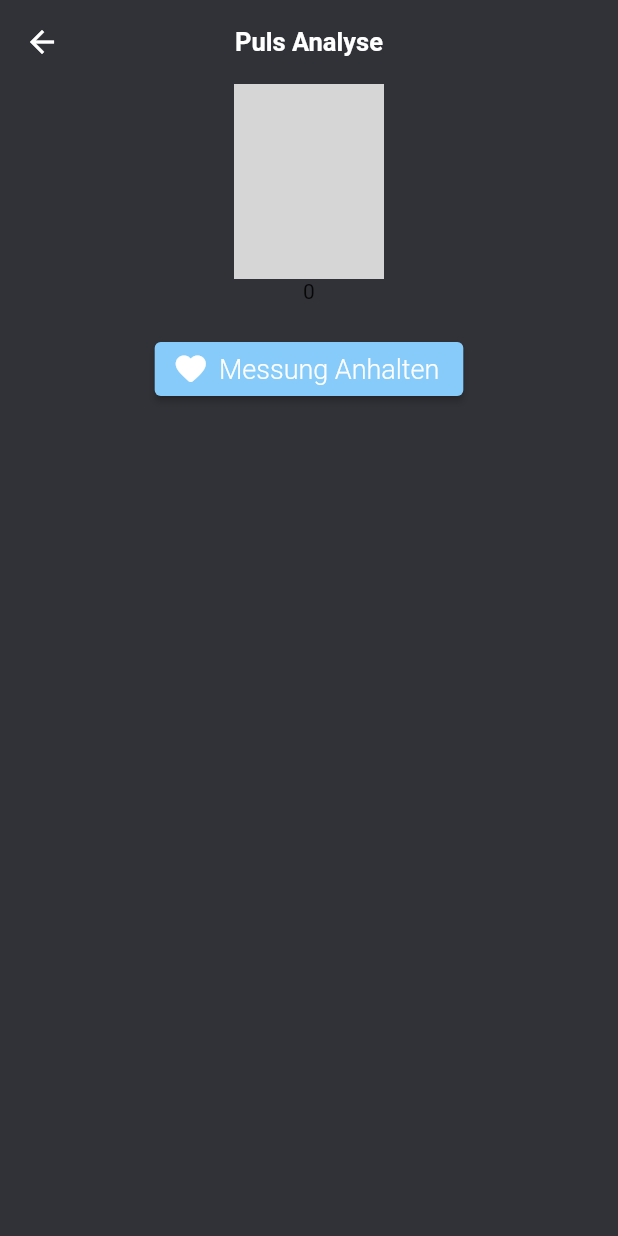
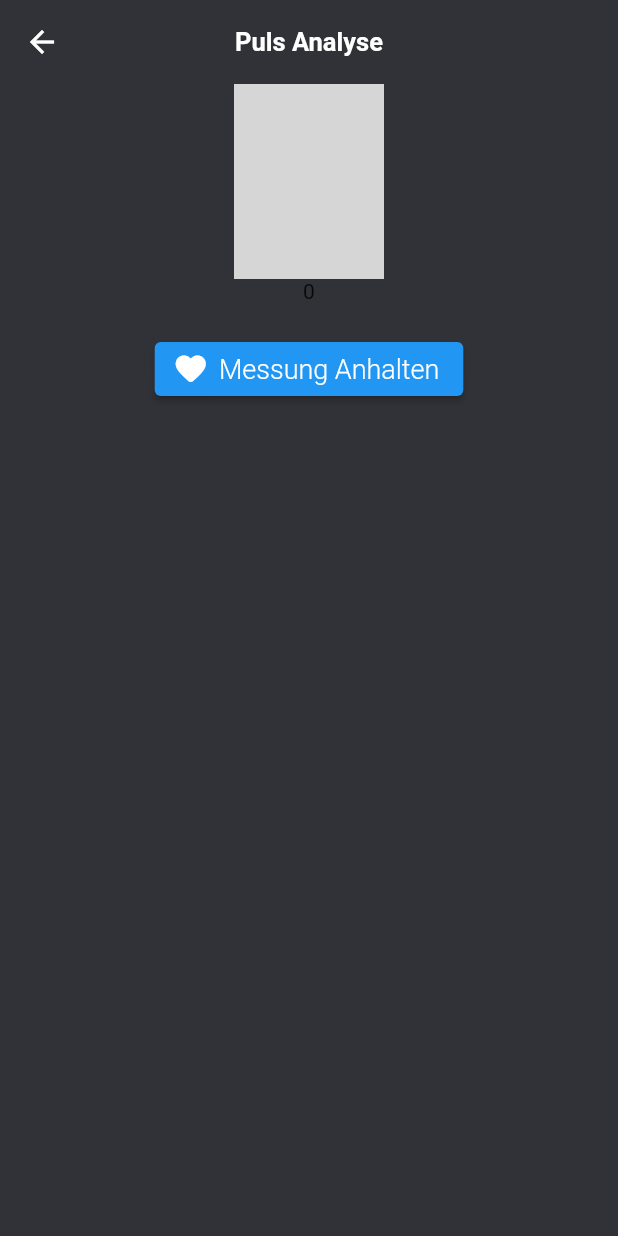
Before and after one commit to stenkjan/covidapp, a Flutter app: the Puls_Analyse screen opened directly with empty values, after a tap on "Puls Pro Minute", on a phone screen of 412 x 824 dp. Run offline on Flutter 3.47's test engine with Material 2 defaults, Android fonts, the phone set to English and light mode, and no system bars; our stand-ins replace audioplayers, camera, carousel_slider, charts_flutter, cloud_firestore, expandable and 12 more; missing offline and left inert: draw_graph; accounts and stored records are empty; network calls fail; Roboto replaces fonts that are missing (Sans); grey boxes are pictures that could not be loaded.

Commit message:
Bpm Button design

```diff
--- a/lib/Mozido/puls_analyse.dart
+++ b/lib/Mozido/puls_analyse.dart
@@ -29,7 +29,7 @@ class Puls_AnalyseState extends State<Puls_Analyse> {
 
   @override
   initState() {
-    imageSize = 280;
+    imageSize = 400;
     super.initState();
   }
 
@@ -94,7 +94,7 @@ class Puls_AnalyseState extends State<Puls_Analyse> {
                   // ),
                 )
               : SizedBox(
-                  height: 30,
+                  height: 20,
                 ),
           isBPMEnabled && data.isNotEmpty
               ? Container(
@@ -165,10 +165,11 @@ class Puls_AnalyseState extends State<Puls_Analyse> {
             child: ElevatedButton.icon(
               icon: Icon(Icons.favorite_rounded),
               style: ElevatedButton.styleFrom(
-                  primary: Color(0xFF86CBF9),
-                  onPrimary: Colors.white,
-                  textStyle: const TextStyle(
-                      fontWeight: FontWeight.w300, fontSize: 18)),
+                primary: Colors.blue,
+                onPrimary: Colors.white,
+                textStyle:
+                    const TextStyle(fontWeight: FontWeight.w300, fontSize: 18),
+              ),
               label:
                   Text(isBPMEnabled ? "Messung Anhalten" : "Puls Pro Minute"),
               onPressed: () => setState(() {
@@ -190,10 +191,7 @@ class Puls_AnalyseState extends State<Puls_Analyse> {
               width: imageSize,
               padding: const EdgeInsets.fromLTRB(32, 0, 32, 32),
               child: RiveAnimation.asset(
-                'images/lung.riv',
-                controllers: [
-                  SpeedController('breathe', speedMultiplier: 1 / 5.5)
-                ],
+                'images/heartfinal.riv',
               ),
             ),
           ),
```
